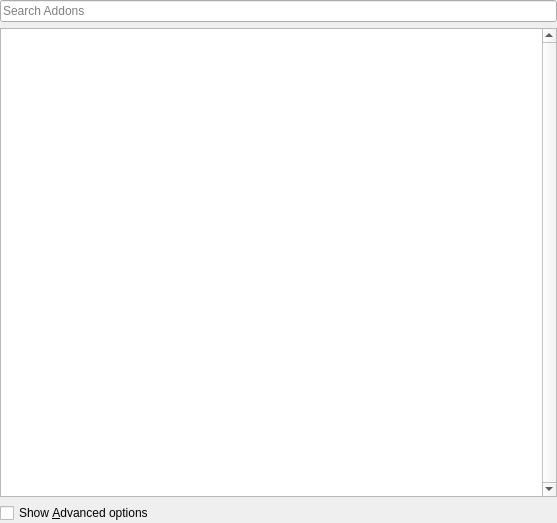
Above: src/addonselector.ui from fcitx/fcitx5-configtool before the change. Below: the same form after it.
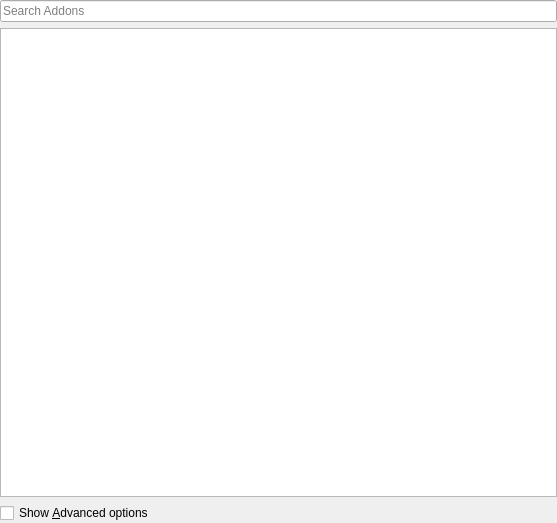
That is the form after the change. Custom widgets are drawn as their Qt base class.

Commit message: Add list option widget.

```diff
--- a/src/addonselector.ui
+++ b/src/addonselector.ui
@@ -37,19 +37,31 @@
     </widget>
    </item>
    <item>
-    <widget class="KCategorizedView" name="listView">
+    <widget class="QTreeView" name="listView">
      <property name="mouseTracking">
       <bool>true</bool>
      </property>
-     <property name="verticalScrollBarPolicy">
-      <enum>Qt::ScrollBarAlwaysOn</enum>
-     </property>
      <property name="alternatingRowColors">
       <bool>true</bool>
      </property>
-     <property name="verticalScrollMode">
-      <enum>QAbstractItemView::ScrollPerPixel</enum>
+     <property name="indentation">
+      <number>0</number>
      </property>
+     <property name="rootIsDecorated">
+      <bool>false</bool>
+     </property>
+     <property name="itemsExpandable">
+      <bool>false</bool>
+     </property>
+     <property name="sortingEnabled">
+      <bool>true</bool>
+     </property>
+     <property name="headerHidden">
+      <bool>true</bool>
+     </property>
+     <attribute name="headerVisible">
+      <bool>false</bool>
+     </attribute>
     </widget>
    </item>
    <item>
@@ -61,13 +73,6 @@
    </item>
   </layout>
  </widget>
- <customwidgets>
-  <customwidget>
-   <class>KCategorizedView</class>
-   <extends>QListView</extends>
-   <header>kcategorizedview.h</header>
-  </customwidget>
- </customwidgets>
  <resources/>
  <connections/>
 </ui>
```
The commit also changes 17 other files.
